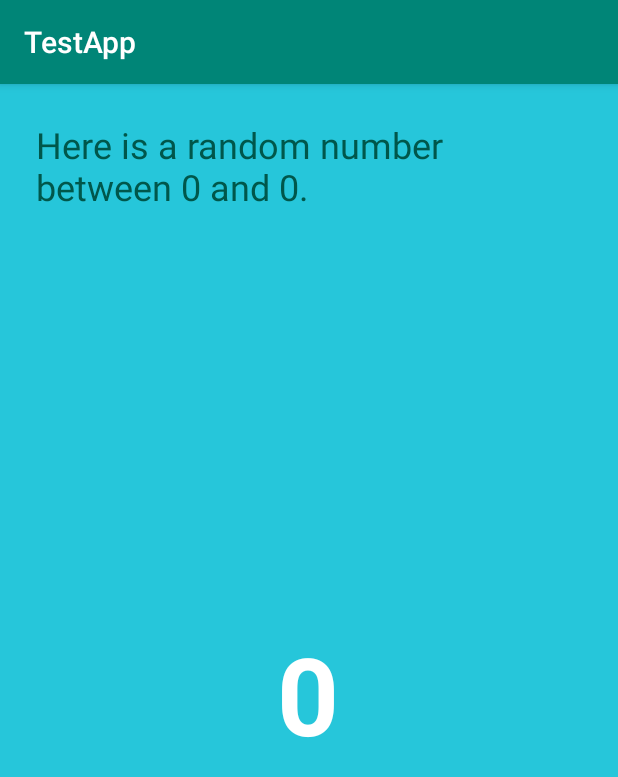
After one commit to ig6966/android_firstapp, an Android app: the SecondActivity screen opened directly, with no data from a screen before it, on a phone screen of 412 x 824 dp. The commit adds this screen. Shown: the top 777 px of the screen. Run offline under Robolectric (Android 15) with nearby library versions, the phone set to English and light mode, and no system bars; 1 statement that could not run was skipped.

Commit message:
finish app

```diff
--- a/app/build.gradle
+++ b/app/build.gradle
@@ -24,7 +24,7 @@ android {
 
 dependencies {
     implementation fileTree(dir: 'libs', include: ['*.jar'])
-    implementation"org.jetbrains.kotlin:kotlin-stdlib-jdk7:$kotlin_version"
+    implementation "org.jetbrains.kotlin:kotlin-stdlib-jdk7:$kotlin_version"
     implementation 'com.android.support:appcompat-v7:28.0.0'
     implementation 'com.android.support.constraint:constraint-layout:1.1.3'
     testImplementation 'junit:junit:4.12'
--- a/app/src/main/AndroidManifest.xml
+++ b/app/src/main/AndroidManifest.xml
@@ -1,19 +1,21 @@
 <?xml version="1.0" encoding="utf-8"?>
 <manifest xmlns:android="http://schemas.android.com/apk/res/android"
-    package="com.example.testapp" >
+          package="com.example.testapp">
 
     <application
-        android:allowBackup="true"
-        android:icon="@mipmap/ic_launcher"
-        android:label="@string/app_name"
-        android:roundIcon="@mipmap/ic_launcher_round"
-        android:supportsRtl="true"
-        android:theme="@style/AppTheme" >
-        <activity android:name=".MainActivity" >
+            android:allowBackup="true"
+            android:icon="@mipmap/ic_launcher"
+            android:label="@string/app_name"
+            android:roundIcon="@mipmap/ic_launcher_round"
+            android:supportsRtl="true"
+            android:theme="@style/AppTheme">
+        <activity android:name=".SecondActivity">
+        </activity>
+        <activity android:name=".MainActivity">
             <intent-filter>
-                <action android:name="android.intent.action.MAIN" />
+                <action android:name="android.intent.action.MAIN"/>
 
-                <category android:name="android.intent.category.LAUNCHER" />
+                <category android:name="android.intent.category.LAUNCHER"/>
             </intent-filter>
         </activity>
     </application>
--- a/app/src/main/java/com/example/testapp/MainActivity.kt
+++ b/app/src/main/java/com/example/testapp/MainActivity.kt
@@ -1,5 +1,6 @@
 package com.example.testapp
 
+import android.content.Intent
 import android.support.v7.app.AppCompatActivity
 import android.os.Bundle
 import android.view.View
@@ -8,6 +9,10 @@ import android.widget.TextView
 import android.widget.Toast
 
 class MainActivity : AppCompatActivity() {
+
+    private companion object {
+        val TOTAL_COUNT = "total_count"
+    }
 
     override fun onCreate(savedInstanceState: Bundle?) {
         super.onCreate(savedInstanceState)
@@ -25,4 +30,13 @@ class MainActivity : AppCompatActivity() {
 
         textView.text = (curText.toInt()+1).toString()
     }
+
+    fun randomMe(randomButton: View) {
+        val randomIntent = Intent(this, SecondActivity::class.java)
+
+        val curValue = findViewById<TextView>(R.id.textView).text.toString().toInt()
+        randomIntent.putExtra(TOTAL_COUNT, curValue)
+
+        startActivity(randomIntent)
+    }
 }
--- /dev/null
+++ b/app/src/main/java/com/example/testapp/SecondActivity.kt
@@ -0,0 +1,31 @@
+package com.example.testapp
+
+import android.support.v7.app.AppCompatActivity
+import android.os.Bundle
+import android.widget.TextView
+import java.util.*
+
+class SecondActivity : AppCompatActivity() {
+
+    private companion object {
+        val TOTAL_COUNT = "total_count"
+    }
+
+    override fun onCreate(savedInstanceState: Bundle?) {
+        super.onCreate(savedInstanceState)
+        setContentView(R.layout.activity_second)
+
+        showRandomNumber()
+    }
+
+    private fun showRandomNumber() {
+        val randomView = findViewById<TextView>(R.id.textview_random)
+        val headingView = findViewById<TextView>(R.id.textview_label)
+
+        val count = intent.extras.getInt(TOTAL_COUNT)
+        val random = Random()
+
+        randomView.text = if(count == 0) "0" else random.nextInt(count).toString()
+        headingView.text = getString(R.string.random_heading,count)
+    }
+}
--- a/app/src/main/res/layout/activity_main.xml
+++ b/app/src/main/res/layout/activity_main.xml
@@ -43,6 +43,7 @@
             app:layout_constraintBottom_toBottomOf="parent"/>
     <Button
             android:text="Random"
+            android:onClick="randomMe"
             android:background="@color/buttonBackground"
             android:layout_width="wrap_content"
             android:layout_height="wrap_content"
--- /dev/null
+++ b/app/src/main/res/layout/activity_second.xml
@@ -0,0 +1,32 @@
+<?xml version="1.0" encoding="utf-8"?>
+<android.support.constraint.ConstraintLayout
+        xmlns:android="http://schemas.android.com/apk/res/android"
+        xmlns:tools="http://schemas.android.com/tools"
+        xmlns:app="http://schemas.android.com/apk/res-auto"
+        android:layout_width="match_parent"
+        android:layout_height="match_parent"
+        android:background="@color/screenBackground2"
+        tools:context=".SecondActivity">
+
+    <TextView
+            android:text="@string/random_heading"
+            android:layout_width="0dp"
+            android:layout_height="wrap_content"
+            android:textSize="24sp" android:textColor="@color/colorPrimaryDark"
+            android:id="@+id/textview_label" android:layout_marginTop="24dp"
+            app:layout_constraintTop_toTopOf="parent" app:layout_constraintStart_toStartOf="parent"
+            android:layout_marginLeft="24dp" android:layout_marginStart="24dp" app:layout_constraintEnd_toEndOf="parent"
+            android:layout_marginEnd="24dp" android:layout_marginRight="24dp"/>
+    <TextView
+            android:text="R"
+            android:layout_width="wrap_content"
+            android:layout_height="wrap_content"
+            android:id="@+id/textview_random" app:layout_constraintStart_toStartOf="parent"
+            android:layout_marginLeft="24dp"
+            android:layout_marginStart="24dp" app:layout_constraintEnd_toEndOf="parent" android:layout_marginEnd="24dp"
+            android:layout_marginRight="24dp" android:layout_marginTop="24dp"
+            app:layout_constraintTop_toBottomOf="@+id/textview_label" android:layout_marginBottom="8dp"
+            app:layout_constraintBottom_toBottomOf="parent" android:textSize="72sp"
+            android:textColor="@android:color/white" android:textStyle="bold"
+            app:layout_constraintHorizontal_bias="0.498" app:layout_constraintVertical_bias="0.45"/>
+</android.support.constraint.ConstraintLayout>
--- a/app/src/main/res/values/colors.xml
+++ b/app/src/main/res/values/colors.xml
@@ -5,4 +5,5 @@
     <color name="colorAccent">#D81B60</color>
     <color name="screenBackground">#2196F3</color>
     <color name="buttonBackground">#BBDEFB</color>
+    <color name="screenBackground2">#26C6DA</color>
 </resources>
--- a/app/src/main/res/values/strings.xml
+++ b/app/src/main/res/values/strings.xml
@@ -1,4 +1,5 @@
 <resources>
     <string name="app_name">TestApp</string>
     <string name="hello_world">Hello Universe!</string>
+    <string name="random_heading">Here is a random number between 0 and %1d.</string>
 </resources>
```
